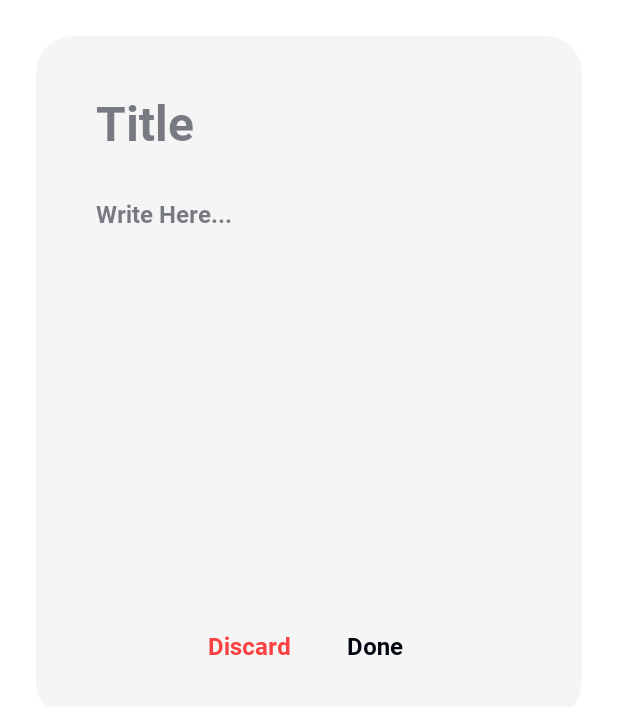
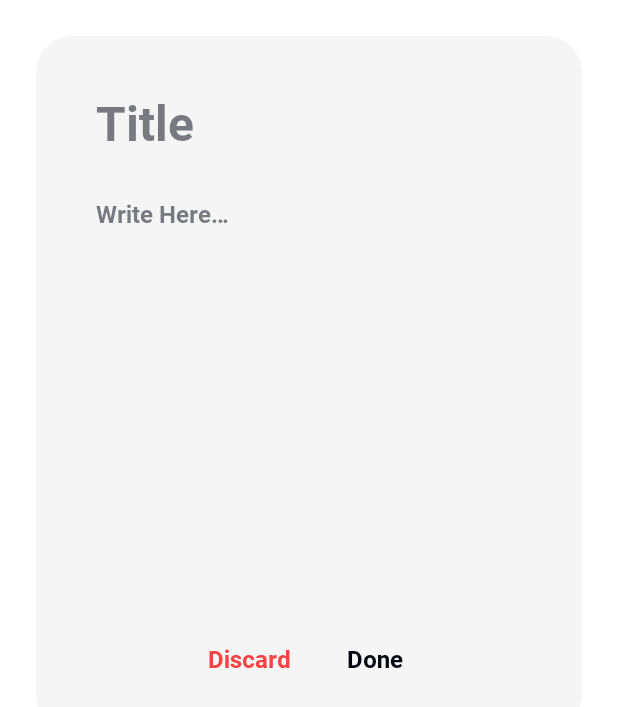
Before and after one commit to AbolfazlHaghpanah/Pienote, an Android app built with Jetpack Compose: the screen it shows after launch (MainActivity), after a tap on "Quick Note", on a phone screen of 412 x 824 dp. Shown: the top 707 px of the screen. Run offline under Robolectric (Android 15) with nearby library versions, the phone set to English and light mode, and no system bars; our stand-ins replace Dagger/Hilt's generated code, Room's generated code.

Commit message:
fix QuickNote expanded for long notes

```diff
--- a/app/src/main/java/com/haghpanh/pienote/home/ui/component/QuickNote.kt
+++ b/app/src/main/java/com/haghpanh/pienote/home/ui/component/QuickNote.kt
@@ -9,6 +9,7 @@ import androidx.compose.foundation.layout.Spacer
 import androidx.compose.foundation.layout.aspectRatio
 import androidx.compose.foundation.layout.fillMaxHeight
 import androidx.compose.foundation.layout.fillMaxWidth
+import androidx.compose.foundation.layout.heightIn
 import androidx.compose.foundation.layout.padding
 import androidx.compose.foundation.layout.width
 import androidx.compose.material.ButtonDefaults
@@ -47,8 +48,7 @@ fun QuickNoteTextField(
                 color = PienoteTheme.colors.surface,
                 shape = PienoteTheme.shapes.veryLarge
             )
-            .fillMaxWidth()
-            .aspectRatio(0.8f),
+            .fillMaxWidth(),
         horizontalAlignment = Alignment.CenterHorizontally,
         verticalArrangement = Arrangement.Top
     ) {
@@ -76,7 +76,7 @@ fun QuickNoteTextField(
             modifier = modifier
                 .padding(bottom = 24.dp, start = 24.dp, end = 24.dp)
                 .fillMaxWidth()
-                .aspectRatio(1.8f),
+                .heightIn(min = 250.dp),
             value = note,
             onValueChange = onUpdateNote,
             placeholder = {
--- a/app/src/main/res/values/strings.xml
+++ b/app/src/main/res/values/strings.xml
@@ -1,7 +1,7 @@
 <resources>
     <string name="app_name">Pienote</string>
     <string name="label_title">Title</string>
-    <string name="label_write_here">Write Here...</string>
+    <string name="label_write_here">Write Here…</string>
     <string name="label_discard">Discard</string>
     <string name="label_done">Done</string>
     <string name="label_quick_note">Quick Note</string>
```
